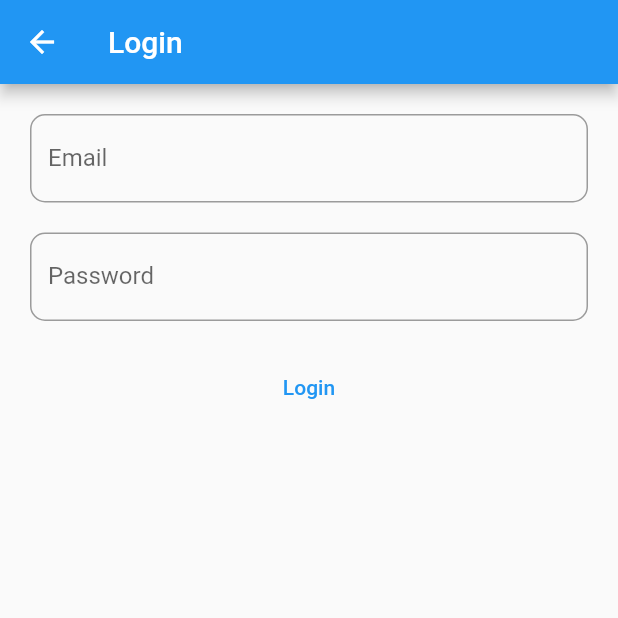
After one commit to VinuBalagopalAP/My-Notes, a Flutter app: the LoginPage screen opened directly, after a tap on "Login", on a phone screen of 412 x 824 dp, the top half of it. The commit adds this screen. Run offline on Flutter 3.47's test engine with Material 2 defaults, Android fonts, the phone set to English and light mode, and no system bars; our stand-ins replace firebase_auth, firebase_core; accounts and stored records are empty; network calls fail.

Commit message:
Error Handling | Register & Login Page 🎯

```diff
--- /dev/null
+++ b/lib/firebase/widgets.dart
@@ -0,0 +1,3 @@
+export 'firebase_options.dart';
+export 'package:firebase_auth/firebase_auth.dart';
+export 'package:firebase_core/firebase_core.dart';
--- /dev/null
+++ b/lib/screen/auth/login_page.dart
@@ -0,0 +1,147 @@
+import 'package:flutter/material.dart';
+
+import '../../firebase/widgets.dart';
+
+class LoginPage extends StatefulWidget {
+  const LoginPage({Key? key}) : super(key: key);
+
+  @override
+  State<LoginPage> createState() => _LoginPageState();
+}
+
+class _LoginPageState extends State<LoginPage> {
+  late final TextEditingController _email;
+  late final TextEditingController _password;
+
+  @override
+  void initState() {
+    _email = TextEditingController();
+    _password = TextEditingController();
+
+    super.initState();
+  }
+
+  @override
+  void dispose() {
+    _email = TextEditingController();
+    _password = TextEditingController();
+
+    super.dispose();
+  }
+
+  @override
+  Widget build(BuildContext context) {
+    return FutureBuilder(
+      future: Firebase.initializeApp(
+        options: DefaultFirebaseOptions.currentPlatform,
+      ),
+      builder: ((context, snapshot) {
+        switch (snapshot.connectionState) {
+          case ConnectionState.done:
+            return Scaffold(
+              appBar: AppBar(
+                title: const Text('Login'),
+              ),
+              body: Padding(
+                padding: const EdgeInsets.all(20.0),
+                child: Column(
+                  children: [
+                    TextField(
+                      controller: _email,
+                      enableSuggestions: false,
+                      autocorrect: false,
+                      keyboardType: TextInputType.emailAddress,
+                      decoration: InputDecoration(
+                        hintText: 'Enter your email',
+                        labelText: 'Email',
+                        border: OutlineInputBorder(
+                          borderRadius: BorderRadius.circular(10.0),
+                        ),
+                      ),
+                    ),
+                    const SizedBox(height: 20.0),
+                    TextField(
+                      controller: _password,
+                      enableSuggestions: false,
+                      autocorrect: false,
+                      obscureText: true,
+                      decoration: InputDecoration(
+                        hintText: 'Enter your password',
+                        labelText: 'Password',
+                        border: OutlineInputBorder(
+                          borderRadius: BorderRadius.circular(10.0),
+                        ),
+                      ),
+                    ),
+                    const SizedBox(height: 20.0),
+                    TextButton(
+                      onPressed: signIn,
+                      child: const Text('Login'),
+                    ),
+                  ],
+                ),
+              ),
+            );
+          default:
+            return const Center(
+              child: CircularProgressIndicator(),
+            );
+        }
+      }),
+    );
+  }
+
+  Future signIn() async {
+    final email = _email.text.trim();
+    final password = _password.text.trim();
+
+    try {
+      final userCredential =
+          await FirebaseAuth.instance.signInWithEmailAndPassword(
+        email: email,
+        password: password,
+      );
+
+      debugPrint(
+        'debug: $userCredential',
+      );
+    } on FirebaseAuthException catch (e) {
+      switch (e.code) {
+        case 'user-not-found':
+          debugPrint(
+            'debug: user-not-found',
+          );
+          break;
+
+        case 'wrong-password':
+          debugPrint(
+            'debug: wrong-password',
+          );
+          break;
+
+        case 'invalid-email':
+          debugPrint(
+            'debug: invalid-email',
+          );
+          break;
+
+        case 'network-request-failed':
+          debugPrint(
+            'debug: network-request-failed',
+          );
+          break;
+
+        default:
+          debugPrint(
+            'debug: ${e.code}',
+          );
+          break;
+      }
+    }
+    // catch (e) {
+    //   debugPrint(
+    //     'SignIn Error: ${e.runtimeType}',
+    //   );
+    // }
+  }
+}
--- a/lib/screen/screens.dart
+++ b/lib/screen/screens.dart
@@ -1 +1,3 @@
 export 'home/home_page.dart';
+export 'auth/login_page.dart';
+export 'auth/register_page.dart';
```
Also changed, not shown: lib/main.dart (+2 -103 lines), lib/screen/auth/register_page.dart (added, +140 -0 lines), lib/firebase/firebase_options.dart, 1 other file.
